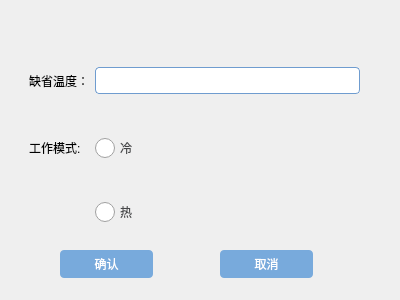
Before: the Qt Designer form Master/parameterwidget.ui in L-Jay1999/DistributedTemperatureControlSystem, drawn with Qt 5.
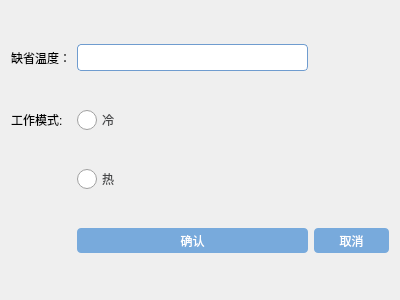
After: the same form once the commit is applied.

Diff of the .ui file:
```diff
--- a/Master/parameterwidget.ui
+++ b/Master/parameterwidget.ui
@@ -71,17 +71,8 @@
 
 </string>
   </property>
-  <widget class="QWidget" name="gridLayoutWidget">
-   <property name="geometry">
-    <rect>
-     <x>29</x>
-     <y>29</y>
-     <width>331</width>
-     <height>231</height>
-    </rect>
-   </property>
    <layout class="QGridLayout" name="gridLayout">
-    <item row="1" column="1">
+   <item row="2" column="1">
      <widget class="QRadioButton" name="radioButton_cold">
       <property name="text">
        <string>冷</string>
@@ -95,51 +86,38 @@
       </property>
      </widget>
     </item>
-    <item row="1" column="0">
-     <widget class="QLabel" name="label_mode">
-      <property name="text">
-       <string>工作模式:</string>
-      </property>
-     </widget>
-    </item>
     <item row="0" column="1">
      <widget class="QLineEdit" name="lineEdit_temperature"/>
     </item>
-    <item row="2" column="1">
+   <item row="2" column="0">
+    <widget class="QLabel" name="label_mode">
+     <property name="text">
+      <string>工作模式:</string>
+     </property>
+    </widget>
+   </item>
+   <item row="3" column="1">
      <widget class="QRadioButton" name="radioButton_hot">
       <property name="text">
        <string>热</string>
       </property>
      </widget>
     </item>
-   </layout>
-  </widget>
-  <widget class="QPushButton" name="pushButton_cancel">
-   <property name="geometry">
-    <rect>
-     <x>220</x>
-     <y>250</y>
-     <width>93</width>
-     <height>28</height>
-    </rect>
-   </property>
-   <property name="text">
-    <string>取消</string>
-   </property>
-  </widget>
+   <item row="5" column="1">
   <widget class="QPushButton" name="pushButton_confirm">
-   <property name="geometry">
-    <rect>
-     <x>60</x>
-     <y>250</y>
-     <width>93</width>
-     <height>28</height>
-    </rect>
-   </property>
    <property name="text">
     <string>确认</string>
    </property>
   </widget>
+   </item>
+   <item row="5" column="2">
+    <widget class="QPushButton" name="pushButton_cancel">
+     <property name="text">
+      <string>取消</string>
+     </property>
+    </widget>
+   </item>
+  </layout>
  </widget>
  <resources/>
  <connections/>
```
Lines whose indentation alone changed are shown as unchanged.
